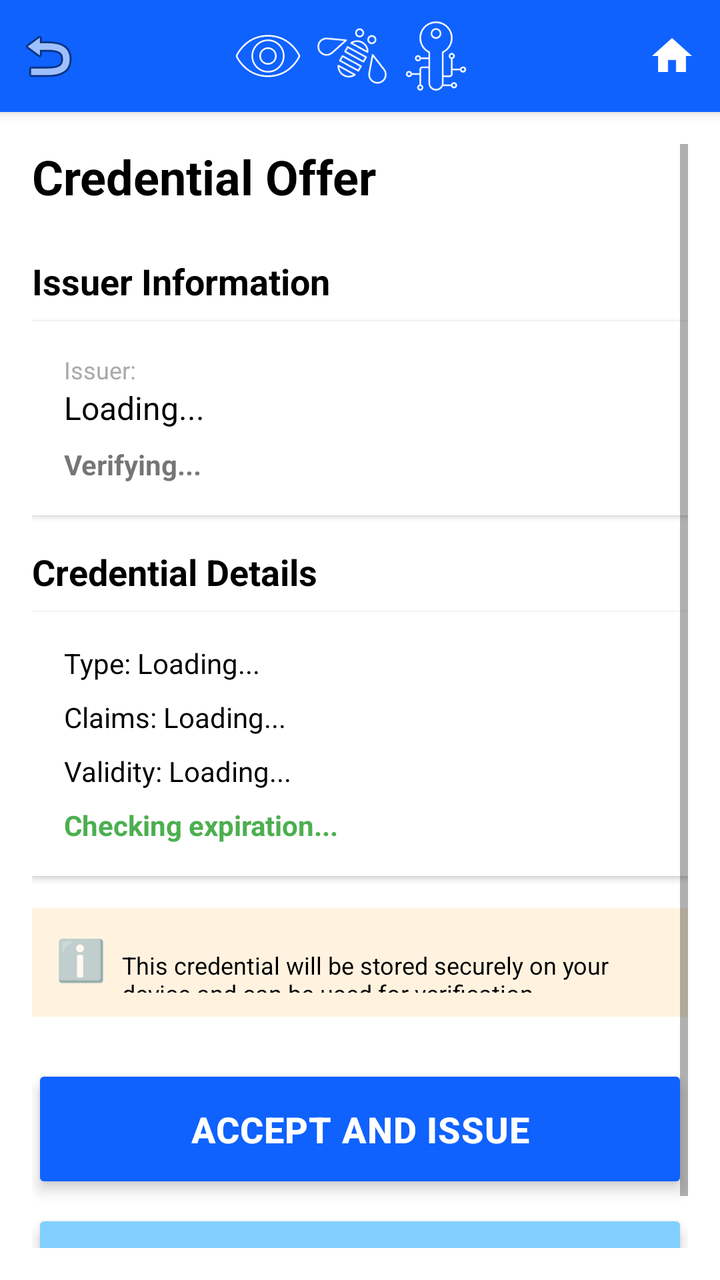
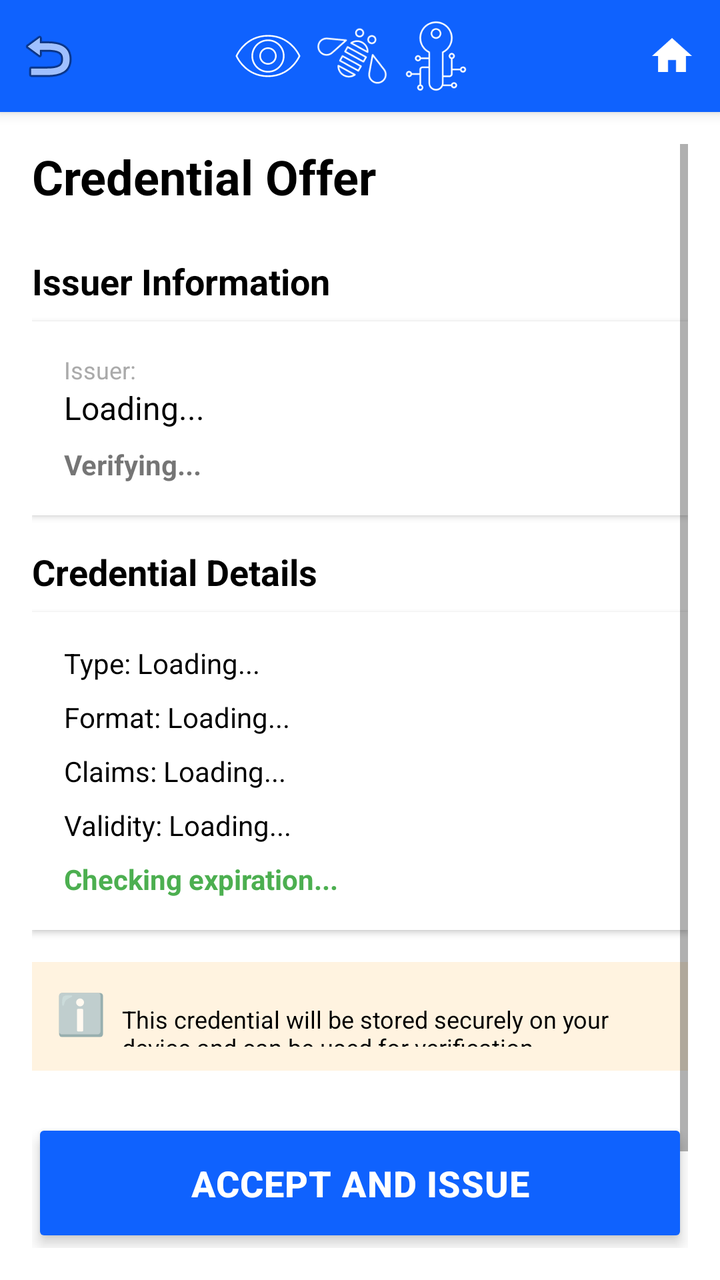

Screens rendered from an Android XML layout before and after an edit, with the pre-edit source and the edit as a unified diff.
<!-- AndroidManifest.xml: activity theme AppTheme.NoActionBar -->
<!-- res/layout/activity_credential_issuance.xml -->
<?xml version="1.0" encoding="utf-8"?>
<LinearLayout xmlns:android="http://schemas.android.com/apk/res/android"
    android:layout_width="match_parent"
    android:layout_height="match_parent"
    android:orientation="vertical"
    android:background="@android:color/white">

    
    <include
        layout="@layout/toolbar_with_back"
        android:layout_width="match_parent"
        android:layout_height="wrap_content" />

    
    <ProgressBar
        android:id="@+id/progressBar"
        android:layout_width="wrap_content"
        android:layout_height="wrap_content"
        android:layout_gravity="center"
        android:layout_marginTop="100dp"
        android:visibility="gone" />

    
    <ScrollView
        android:id="@+id/contentLayout"
        android:layout_width="match_parent"
        android:layout_height="match_parent"
        android:padding="16dp">

        <LinearLayout
            android:layout_width="match_parent"
            android:layout_height="wrap_content"
            android:orientation="vertical">

            
            <TextView
                android:layout_width="match_parent"
                android:layout_height="wrap_content"
                android:text="Credential Offer"
                android:textSize="24sp"
                android:textStyle="bold"
                android:textColor="@android:color/black"
                android:layout_marginBottom="24dp" />

            
            <TextView
                android:layout_width="match_parent"
                android:layout_height="wrap_content"
                android:text="Issuer Information"
                android:textSize="18sp"
                android:textStyle="bold"
                android:textColor="@android:color/black"
                android:layout_marginBottom="8dp" />

            <LinearLayout
                android:layout_width="match_parent"
                android:layout_height="wrap_content"
                android:orientation="vertical"
                android:background="@android:color/white"
                android:padding="16dp"
                android:layout_marginBottom="16dp"
                android:elevation="2dp">

                <TextView
                    android:layout_width="match_parent"
                    android:layout_height="wrap_content"
                    android:text="Issuer:"
                    android:textSize="12sp"
                    android:textColor="@android:color/darker_gray" />

                <TextView
                    android:id="@+id/issuerName"
                    android:layout_width="match_parent"
                    android:layout_height="wrap_content"
                    android:text="Loading..."
                    android:textSize="16sp"
                    android:textColor="@android:color/black"
                    android:layout_marginBottom="8dp" />

                <TextView
                    android:id="@+id/issuerTrust"
                    android:layout_width="wrap_content"
                    android:layout_height="wrap_content"
                    android:text="Verifying..."
                    android:textSize="14sp"
                    android:textStyle="bold" />
            </LinearLayout>

            
            <TextView
                android:layout_width="match_parent"
                android:layout_height="wrap_content"
                android:text="Credential Details"
                android:textSize="18sp"
                android:textStyle="bold"
                android:textColor="@android:color/black"
                android:layout_marginBottom="8dp" />

            <LinearLayout
                android:layout_width="match_parent"
                android:layout_height="wrap_content"
                android:orientation="vertical"
                android:background="@android:color/white"
                android:padding="16dp"
                android:layout_marginBottom="16dp"
                android:elevation="2dp">

                <TextView
                    android:id="@+id/credentialType"
                    android:layout_width="match_parent"
                    android:layout_height="wrap_content"
                    android:text="Type: Loading..."
                    android:textSize="14sp"
                    android:textColor="@android:color/black"
                    android:layout_marginBottom="8dp" />

                <TextView
                    android:id="@+id/credentialClaims"
                    android:layout_width="match_parent"
                    android:layout_height="wrap_content"
                    android:text="Claims: Loading..."
                    android:textSize="14sp"
                    android:textColor="@android:color/black"
                    android:layout_marginBottom="8dp" />

                <TextView
                    android:id="@+id/validityPeriod"
                    android:layout_width="match_parent"
                    android:layout_height="wrap_content"
                    android:text="Validity: Loading..."
                    android:textSize="14sp"
                    android:textColor="@android:color/black"
                    android:layout_marginBottom="8dp" />

                <TextView
                    android:id="@+id/expirationText"
                    android:layout_width="match_parent"
                    android:layout_height="wrap_content"
                    android:text="Checking expiration..."
                    android:textSize="14sp"
                    android:textStyle="bold"
                    android:textColor="#4CAF50" />
            </LinearLayout>

            
            <LinearLayout
                android:layout_width="match_parent"
                android:layout_height="wrap_content"
                android:orientation="horizontal"
                android:background="#FFF3E0"
                android:padding="12dp"
                android:layout_marginBottom="24dp">

                <TextView
                    android:layout_width="wrap_content"
                    android:layout_height="wrap_content"
                    android:text="ℹ️"
                    android:textSize="20sp"
                    android:layout_marginEnd="8dp" />

                <TextView
                    android:layout_width="0dp"
                    android:layout_height="wrap_content"
                    android:layout_weight="1"
                    android:text="This credential will be stored securely on your device and can be used for verification."
                    android:textSize="12sp"
                    android:textColor="@android:color/black" />
            </LinearLayout>

            
            <Button
                android:id="@+id/acceptButton"
                android:layout_width="match_parent"
                android:layout_height="wrap_content"
                android:minHeight="64dp"
                android:text="Accept and Issue"
                android:backgroundTint="@color/ibm_blue"
                android:textColor="@color/ibm_white"
                android:textSize="18sp"
                android:textStyle="bold"
                android:paddingVertical="20dp"
                android:paddingHorizontal="24dp"
                android:letterSpacing="0.02"
                android:elevation="4dp"
                android:stateListAnimator="@null"
                android:layout_marginBottom="8dp"
                style="@android:style/Widget.Material.Button" />

            <Button
                android:id="@+id/declineButton"
                android:layout_width="match_parent"
                android:layout_height="wrap_content"
                android:minHeight="64dp"
                android:text="Decline"
                android:backgroundTint="@color/cyan_30"
                android:textColor="@color/ibm_black"
                android:textSize="18sp"
                android:textStyle="bold"
                android:paddingVertical="20dp"
                android:paddingHorizontal="24dp"
                android:letterSpacing="0.02"
                android:elevation="4dp"
                android:stateListAnimator="@null"
                style="@android:style/Widget.Material.Button" />
        </LinearLayout>
    </ScrollView>
</LinearLayout>
<!-- res/layout/toolbar_with_back.xml (included above) -->
<?xml version="1.0" encoding="utf-8"?>
<androidx.appcompat.widget.Toolbar
    xmlns:android="http://schemas.android.com/apk/res/android"
    xmlns:app="http://schemas.android.com/apk/res-auto"
    android:id="@+id/toolbar"
    android:layout_width="match_parent"
    android:layout_height="?attr/actionBarSize"
    android:background="@color/ibm_blue"
    android:elevation="4dp"
    app:contentInsetStart="0dp">

    <LinearLayout
        android:layout_width="match_parent"
        android:layout_height="match_parent"
        android:orientation="horizontal"
        android:gravity="center_vertical">

        <ImageButton
            android:id="@+id/backButton"
            android:layout_width="48dp"
            android:layout_height="48dp"
            android:src="@android:drawable/ic_menu_revert"
            android:background="?attr/selectableItemBackgroundBorderless"
            android:contentDescription="Back"
            android:padding="12dp" />

        <LinearLayout
            android:layout_width="0dp"
            android:layout_height="wrap_content"
            android:layout_weight="1"
            android:orientation="horizontal"
            android:gravity="center"
            android:paddingStart="8dp"
            android:paddingEnd="16dp">

            <ImageView
                android:layout_width="36dp"
                android:layout_height="36dp"
                android:src="@drawable/eye"
                android:contentDescription="Eye icon" />

            <ImageView
                android:layout_width="36dp"
                android:layout_height="36dp"
                android:src="@drawable/bee"
                android:contentDescription="Bee icon"
                android:layout_marginStart="6dp" />

            <ImageView
                android:layout_width="36dp"
                android:layout_height="36dp"
                android:src="@drawable/data_privacy_key"
                android:contentDescription="Key icon"
                android:layout_marginStart="6dp" />
        </LinearLayout>

        <ImageButton
            android:id="@+id/homeButton"
            android:layout_width="48dp"
            android:layout_height="48dp"
            android:src="@drawable/ic_home"
            android:background="?attr/selectableItemBackgroundBorderless"
            android:contentDescription="Home"
            android:padding="12dp" />
    </LinearLayout>
</androidx.appcompat.widget.Toolbar>
<!-- resources referenced by this layout -->
<resources>
  <color name="cyan_30">#82CFFF</color>
  <color name="ibm_black">#000000</color>
  <color name="ibm_blue">#0F62FE</color>
  <color name="ibm_white">#FFFFFF</color>
  <!-- drawable bee: vector/xml drawable (drawable, 4047 chars, omitted) -->
  <!-- drawable data_privacy_key: vector/xml drawable (drawable, 2470 chars, omitted) -->
  <!-- drawable eye (drawable) -->
  <vector xmlns:android="http://schemas.android.com/apk/res/android"
      android:width="32dp"
      android:height="32dp"
      android:viewportWidth="32"
      android:viewportHeight="32">
      <path
          android:pathData="M16,25.36c-10.411,0-14.295-9.131-14.333-9.223c-0.036-0.088-0.036-0.187,0-0.274C1.705,15.771,5.589,6.64,16,6.64c10.41,0,14.295,9.13,14.333,9.223c0.036,0.088,0.036,0.187,0,0.274C30.295,16.229,26.41,25.36,16,25.36zM2.395,16C2.916,17.117,6.771,24.64,16,24.64S29.084,17.118,29.605,16C29.084,14.882,25.229,7.36,16,7.36S2.916,14.882,2.395,16zM16,23.36c-4.058,0-7.36-3.302-7.36-7.36S11.942,8.64,16,8.64c4.059,0,7.36,3.302,7.36,7.36C23.36,20.059,20.059,23.36,16,23.36zM16,9.36c-3.661,0-6.64,2.979-6.64,6.64s2.979,6.64,6.64,6.64s6.64-2.979,6.64-6.64S19.661,9.36,16,9.36zM16,19.86c-2.128,0-3.86-1.732-3.86-3.86s1.731-3.86,3.86-3.86c2.128,0,3.86,1.731,3.86,3.86C19.86,18.128,18.128,19.86,16,19.86zM16,12.86c-1.731,0-3.14,1.409-3.14,3.14s1.409,3.14,3.14,3.14s3.14-1.408,3.14-3.14S17.731,12.86,16,12.86z"
          android:fillColor="#FFFFFF" />
  </vector>
  
  
  <!-- drawable ic_home (drawable) -->
  <vector xmlns:android="http://schemas.android.com/apk/res/android"
      android:width="24dp"
      android:height="24dp"
      android:viewportWidth="24"
      android:viewportHeight="24">
      <path
          android:fillColor="#FFFFFF"
          android:pathData="M10,20v-6h4v6h5v-8h3L12,3 2,12h3v8z"/>
  </vector>
  
  
  <style name="AppTheme.NoActionBar" parent="Theme.AppCompat.DayNight.NoActionBar">
          
          <item name="colorPrimary">@color/ibm_blue</item>
          <item name="colorPrimaryVariant">@color/cyan_30</item>
          <item name="colorOnPrimary">@color/ibm_white</item>
          
          <item name="colorSecondary">@color/purple_40</item>
          <item name="colorSecondaryVariant">@color/magenta_40</item>
          <item name="colorOnSecondary">@color/ibm_white</item>
          
          <item name="android:colorBackground">@color/ibm_white</item>
          <item name="colorOnBackground">@color/ibm_black</item>
          
          <item name="colorSurface">@color/cool_gray_10</item>
          <item name="colorOnSurface">@color/ibm_black</item>
          
          <item name="colorError">@color/magenta_40</item>
          <item name="colorOnError">@color/ibm_white</item>
      </style>
  <color name="purple_40">#BE95FF</color>
  <color name="magenta_40">#FF7EB6</color>
  <color name="cool_gray_10">#F2F4F8</color>
</resources>

<!-- the commit's change to res/layout/activity_credential_issuance.xml (unified diff, before → after) -->
@@ -113,6 +113,35 @@
                     android:textSize="14sp"
                     android:textColor="@android:color/black"
                     android:layout_marginBottom="8dp" />
+
+                <TextView
+                    android:id="@+id/credentialFormat"
+                    android:layout_width="match_parent"
+                    android:layout_height="wrap_content"
+                    android:text="Format: Loading..."
+                    android:textSize="14sp"
+                    android:textColor="@android:color/black"
+                    android:layout_marginBottom="8dp" />
+
+                <TextView
+                    android:id="@+id/credentialContext"
+                    android:layout_width="match_parent"
+                    android:layout_height="wrap_content"
+                    android:text=""
+                    android:textSize="14sp"
+                    android:textColor="@android:color/black"
+                    android:layout_marginBottom="8dp"
+                    android:visibility="gone" />
+
+                <TextView
+                    android:id="@+id/credentialTypes"
+                    android:layout_width="match_parent"
+                    android:layout_height="wrap_content"
+                    android:text=""
+                    android:textSize="14sp"
+                    android:textColor="@android:color/black"
+                    android:layout_marginBottom="8dp"
+                    android:visibility="gone" />
 
                 <TextView
                     android:id="@+id/credentialClaims"
